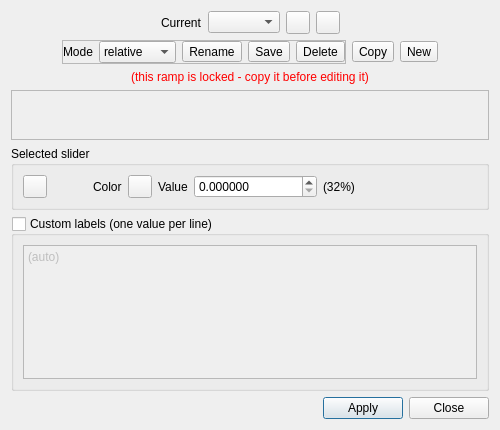
Qt form libs/CCPluginAPI/ui/colorScaleEditorDlg.ui (CloudCompare/CloudCompare) before a commit.
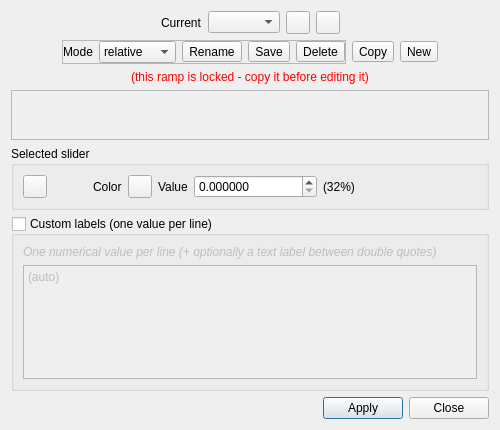
The same form after that commit. Icons and pictures are not drawn.

Commit message: It is now possible to override a custom label value of a color scale by a text

What changed in the file:
```diff
--- a/libs/CCPluginAPI/ui/colorScaleEditorDlg.ui
+++ b/libs/CCPluginAPI/ui/colorScaleEditorDlg.ui
@@ -355,6 +355,18 @@
       <bool>false</bool>
      </property>
      <layout class="QVBoxLayout" name="verticalLayout_2">
+      <item>
+       <widget class="QLabel" name="label_5">
+        <property name="font">
+         <font>
+          <italic>true</italic>
+         </font>
+        </property>
+        <property name="text">
+         <string>One numerical value per line (+ optionally a text label between double quotes)</string>
+        </property>
+       </widget>
+      </item>
       <item>
        <widget class="QPlainTextEdit" name="customLabelsPlainTextEdit">
         <property name="plainText">
```
Left out of the diff: 8 changed lines with no effect on the pictures. The commit also changes 16 other files.
